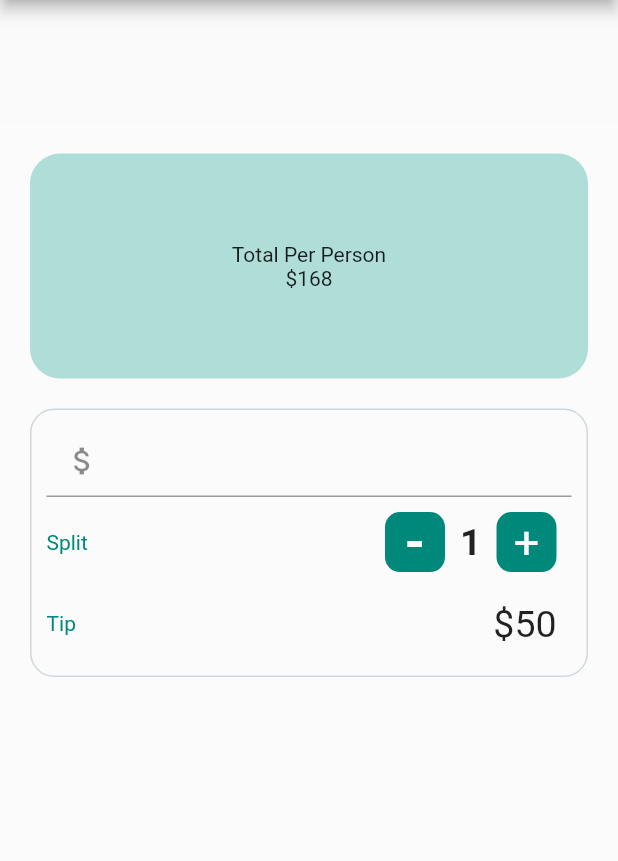
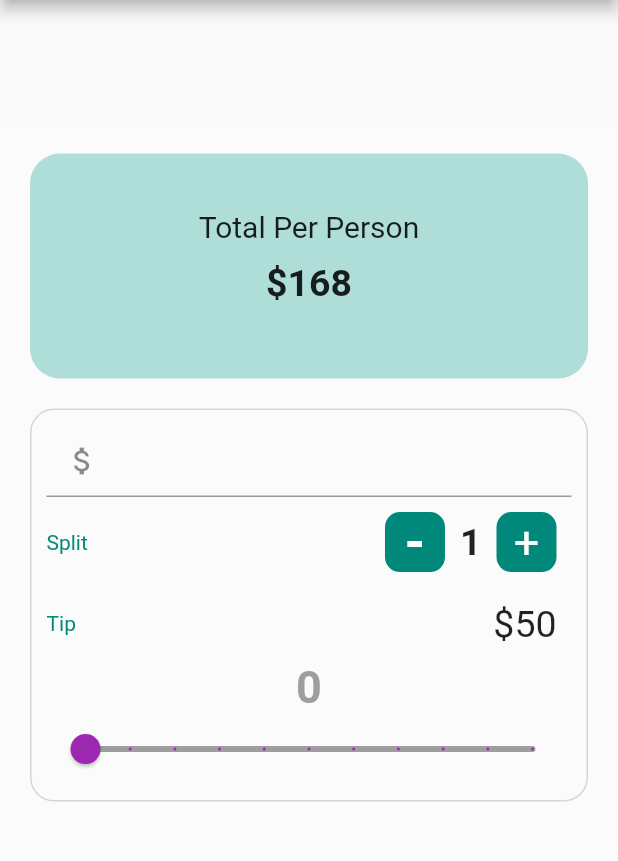
Before and after one commit to FahimMuntashir/tip-calculator, a Flutter app: the screen it shows after launch, on a phone screen of 412 x 824 dp, the part 84-945 px from its top. Run offline on Flutter 3.47's test engine with Material 2 defaults, Android fonts, the phone set to English and light mode, and no system bars.

```diff
--- a/lib/main.dart
+++ b/lib/main.dart
@@ -48,8 +48,19 @@ class _TipCalculatorState extends State<TipCalculator> {
                 child: Column(
                   mainAxisAlignment: MainAxisAlignment.center,
                   children: <Widget>[
-                    Text('Total Per Person'),
-                    Text('\$168'),
+                    Text('Total Per Person',style: TextStyle(
+                      fontSize: 20.0,
+
+                    ),),
+                    Padding(
+                      padding: const EdgeInsets.all(12.0),
+                      child: Text('\$168',style: TextStyle(
+                        fontSize: 25.0,
+                        fontWeight: FontWeight.bold,
+
+
+                      ),),
+                    ),
                   ],
                 ),
               ),
@@ -182,6 +193,30 @@ class _TipCalculatorState extends State<TipCalculator> {
                       ),
                     ],
                   ),
+                  Column(
+                    children: <Widget>[
+                      Text("$_tipPercentage",style: TextStyle(
+                        fontSize: 30.0,
+                        color: Colors.grey,
+                        fontWeight: FontWeight.bold,
+                      ),),
+                      Slider(
+
+
+                        divisions: 10,
+                        activeColor: Colors.purple,
+                        inactiveColor: Colors.grey,
+                        min: 0,
+                        max: 100,
+                        value: _tipPercentage.toDouble(),
+                        onChanged: (double newValue){
+                          setState(() {
+                            _tipPercentage = newValue.round();
+                          });
+                        },
+                      ),
+                    ],
+                  )
                 ],
               ),
             ),
```
